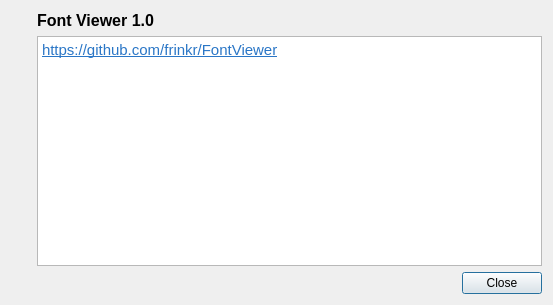
First picture: the form in UI-Qt/QUAboutDialog.ui, repository frinkr/FontViewer, before the edit.
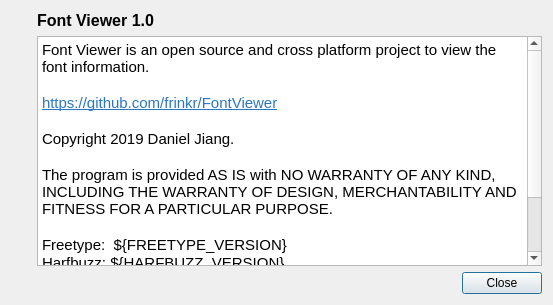
Second picture: the form after the edit. Icons and pictures are not drawn.

```diff
--- a/UI-Qt/QUAboutDialog.ui
+++ b/UI-Qt/QUAboutDialog.ui
@@ -76,7 +76,20 @@
 &lt;html&gt;&lt;head&gt;&lt;meta name=&quot;qrichtext&quot; content=&quot;1&quot; /&gt;&lt;style type=&quot;text/css&quot;&gt;
 p, li { white-space: pre-wrap; }
 &lt;/style&gt;&lt;/head&gt;&lt;body style=&quot; font-family:'Cantarell'; font-size:11pt; font-weight:400; font-style:normal;&quot;&gt;
-&lt;p style=&quot; margin-top:0px; margin-bottom:0px; margin-left:0px; margin-right:0px; -qt-block-indent:0; text-indent:0px;&quot;&gt;&lt;a href=&quot;https://github.com/frinkr/FontViewer&quot;&gt;&lt;span style=&quot; text-decoration: underline; color:#2a76c6;&quot;&gt;https://github.com/frinkr/FontViewer&lt;/span&gt;&lt;/a&gt;&lt;/p&gt;&lt;/body&gt;&lt;/html&gt;</string>
+&lt;p style=&quot; margin-top:0px; margin-bottom:0px; margin-left:0px; margin-right:0px; -qt-block-indent:0; text-indent:0px;&quot;&gt;Font Viewer is an open source and cross platform project to view the font information.&lt;/p&gt;
+&lt;p style=&quot;-qt-paragraph-type:empty; margin-top:0px; margin-bottom:0px; margin-left:0px; margin-right:0px; -qt-block-indent:0; text-indent:0px;&quot;&gt;&lt;br /&gt;&lt;/p&gt;
+&lt;p style=&quot; margin-top:0px; margin-bottom:0px; margin-left:0px; margin-right:0px; -qt-block-indent:0; text-indent:0px;&quot;&gt;&lt;a href=&quot;https://github.com/frinkr/FontViewer&quot;&gt;&lt;span style=&quot; text-decoration: underline; color:#2a76c6;&quot;&gt;https://github.com/frinkr/FontViewer&lt;/span&gt;&lt;/a&gt;&lt;/p&gt;
+&lt;p style=&quot;-qt-paragraph-type:empty; margin-top:0px; margin-bottom:0px; margin-left:0px; margin-right:0px; -qt-block-indent:0; text-indent:0px; text-decoration: underline; color:#2a76c6;&quot;&gt;&lt;br /&gt;&lt;/p&gt;
+&lt;p style=&quot; margin-top:0px; margin-bottom:0px; margin-left:0px; margin-right:0px; -qt-block-indent:0; text-indent:0px;&quot;&gt;Copyright 2019 Daniel Jiang. &lt;/p&gt;
+&lt;p style=&quot;-qt-paragraph-type:empty; margin-top:0px; margin-bottom:0px; margin-left:0px; margin-right:0px; -qt-block-indent:0; text-indent:0px;&quot;&gt;&lt;br /&gt;&lt;/p&gt;
+&lt;p style=&quot; margin-top:0px; margin-bottom:0px; margin-left:0px; margin-right:0px; -qt-block-indent:0; text-indent:0px;&quot;&gt;The program is provided AS IS with NO WARRANTY OF ANY KIND, INCLUDING THE WARRANTY OF DESIGN, MERCHANTABILITY AND FITNESS FOR A PARTICULAR PURPOSE.&lt;/p&gt;
+&lt;p style=&quot;-qt-paragraph-type:empty; margin-top:0px; margin-bottom:0px; margin-left:0px; margin-right:0px; -qt-block-indent:0; text-indent:0px;&quot;&gt;&lt;br /&gt;&lt;/p&gt;
+&lt;p style=&quot; margin-top:0px; margin-bottom:0px; margin-left:0px; margin-right:0px; -qt-block-indent:0; text-indent:0px;&quot;&gt;Freetype:  ${FREETYPE_VERSION}&lt;/p&gt;
+&lt;p style=&quot; margin-top:0px; margin-bottom:0px; margin-left:0px; margin-right:0px; -qt-block-indent:0; text-indent:0px;&quot;&gt;Harfbuzz: ${HARFBUZZ_VERSION}&lt;/p&gt;
+&lt;p style=&quot; margin-top:0px; margin-bottom:0px; margin-left:0px; margin-right:0px; -qt-block-indent:0; text-indent:0px;&quot;&gt;ICU:  ${ICU_VERSION}&lt;/p&gt;
+&lt;p style=&quot; margin-top:0px; margin-bottom:0px; margin-left:0px; margin-right:0px; -qt-block-indent:0; text-indent:0px;&quot;&gt;Boost: ${BOOST_VERSION}&lt;/p&gt;
+&lt;p style=&quot; margin-top:0px; margin-bottom:0px; margin-left:0px; margin-right:0px; -qt-block-indent:0; text-indent:0px;&quot;&gt;Qt: ${QT_VERSION}&lt;/p&gt;
+&lt;p style=&quot;-qt-paragraph-type:empty; margin-top:0px; margin-bottom:0px; margin-left:0px; margin-right:0px; -qt-block-indent:0; text-indent:0px;&quot;&gt;&lt;br /&gt;&lt;/p&gt;&lt;/body&gt;&lt;/html&gt;</string>
        </property>
        <property name="openExternalLinks">
         <bool>true</bool>
```
